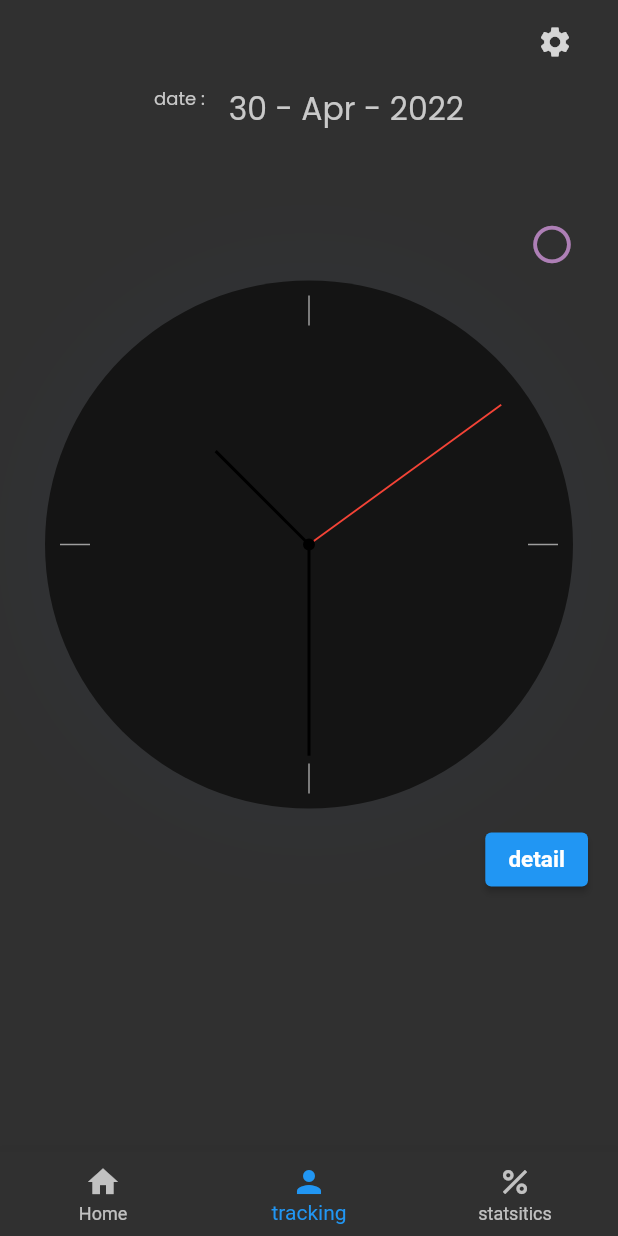
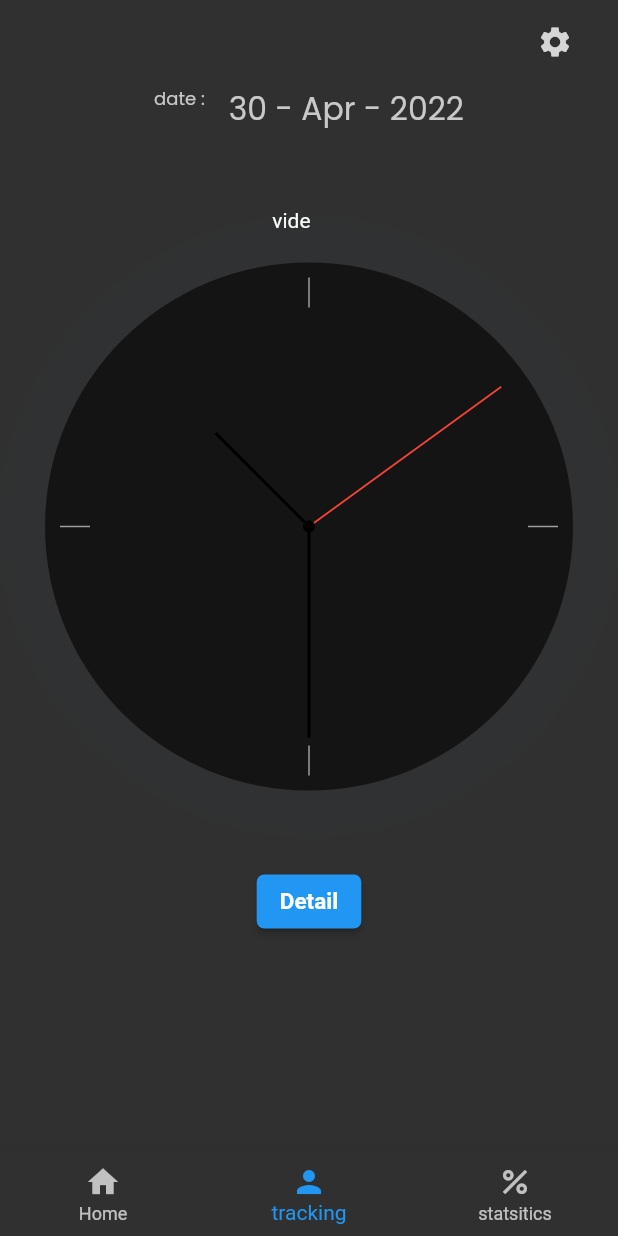
Before and after one commit to abir2301/RspySmartHouseApp, a Flutter app: the screen it shows after launch, item 2 of the bottom bar chosen, on a phone screen of 412 x 824 dp. Run offline on Flutter 3.47's test engine with Material 2 defaults, Android fonts, the phone set to English and light mode, and no system bars; our stand-ins replace firebase_core, firebase_database, get, google_fonts; accounts and stored records are empty.

Commit message:
tracking + lamps

```diff
--- a/app/lib/clock/widget/existence.dart
+++ b/app/lib/clock/widget/existence.dart
@@ -1,3 +1,6 @@
+import 'dart:async';
+
+import 'package:firebase_database/firebase_database.dart';
 import 'package:flutter/material.dart';
 import 'package:provider/provider.dart';
 
@@ -15,24 +18,48 @@ class _ExistanceState extends State<Existance> {
 
   bool exist = false;
 
+  final database = FirebaseDatabase.instance.ref();
+  String text_content = "vide ";
+
+  @override
+  void initState() {
+    super.initState();
+    _activateListnersExistance();
+  }
+
+  void _activateListnersExistance() async {
+    late StreamSubscription<DatabaseEvent> stream;
+
+    try {
+      stream = database.child('Home/sensor/trafic').onValue.listen((event) {
+        if (event.snapshot.exists) {
+          setState(() {
+            text_content = event.snapshot.children.last.value.toString();
+          });
+        }
+      });
+    } on Exception catch (e) {
+      print(e.toString());
+      // TODO
+    }
+  }
+
   @override
   Widget build(BuildContext context) => ChangeNotifierProvider(
       create: (context) => TrackingProvider(),
       builder: (context, _) {
+        // ignore: unused_local_variable
         final provider = Provider.of<TrackingProvider>(context, listen: false);
         return Padding(
           padding: const EdgeInsets.only(
             right: 20,
           ),
-          child: IconButton(
-            onPressed: () {
-              setState(() {
-                provider.changeExist();
-              });
-            },
-            icon: Icon(
-              provider.icon,
-              size: 30,
+          child: SingleChildScrollView(
+            child: Padding(
+              padding: const EdgeInsets.only(
+                bottom: 20,
+              ),
+              child: Text(text_content),
             ),
           ),
         );
--- a/app/lib/generate.dart
+++ b/app/lib/generate.dart
@@ -2,6 +2,6 @@ import 'dart:math';
 
 String getNumber() {
   Random random = Random();
-  int randomNumber = random.nextInt(10000);
-  return "id" + randomNumber.toString();
+  int randomNumber = random.nextInt(10000000);
+  return randomNumber.toString();
 }
--- a/app/lib/model/Tracking_Model.dart
+++ b/app/lib/model/Tracking_Model.dart
@@ -1,11 +1,9 @@
-import 'package:app/generate.dart';
 import 'package:app/page/trafic_details.dart';
 import 'package:firebase_database/firebase_database.dart';
 import 'package:flutter/material.dart';
 import 'package:get/get.dart';
 import 'package:google_fonts/google_fonts.dart';
 import 'package:intl/intl.dart';
-import 'package:provider/provider.dart';
 
 import '../clock/controller/clock_controller.dart';
 import '../clock/widget/clock.dart';
@@ -15,19 +13,18 @@ class TrackingModel extends GetView<Controller> {
   IconData icon = Icons.radio_button_unchecked;
   final database = FirebaseDatabase.instance.ref();
 
-
   @override
   Widget build(BuildContext context) {
-
     return SafeArea(
       child: Column(
-        crossAxisAlignment: CrossAxisAlignment.end,
-        mainAxisAlignment: MainAxisAlignment.start,
+        //mainAxisAlignment: MainAxisAlignment.start,
         mainAxisSize: MainAxisSize.max,
         children: [
           Obx(() => Padding(
                 padding: const EdgeInsets.all(1.0),
                 child: Column(
+                  mainAxisAlignment: MainAxisAlignment.center,
+                  crossAxisAlignment: CrossAxisAlignment.center,
                   children: [
                     Row(
                       crossAxisAlignment: CrossAxisAlignment.start,
@@ -59,23 +56,29 @@ class TrackingModel extends GetView<Controller> {
           Existance(),
           Clock(),
           const SizedBox(
-            height: 10,
+            height: 50,
           ),
           Padding(
-            padding: const EdgeInsets.only(right: 20),
+            padding: const EdgeInsets.only(right: 0),
             child: ElevatedButton(
+                style: ButtonStyle(
+                    shape: MaterialStateProperty.all<RoundedRectangleBorder>(
+                        RoundedRectangleBorder(
+                  borderRadius: BorderRadius.circular(5),
+                ))),
                 onPressed: () {
                   Navigator.push(
                     context,
                     MaterialPageRoute(builder: (context) => TraficDetails()),
                   );
                 },
-                child: const Text("detail")),
+                child: const Text(
+                  "Detail",
+                  style: TextStyle(fontWeight: FontWeight.bold),
+                )),
           ),
         ],
       ),
     );
   }
-
-
 }
```
Also changed, not shown: app/lib/DataBase/trafic.dart (added, +56 -0 lines), app/lib/model/brightness_model.dart (+22 -30 lines), app/lib/page/trafic_details.dart (+87 -22 lines), app/lib/widget/lampwidget.dart (+20 -1 lines).
